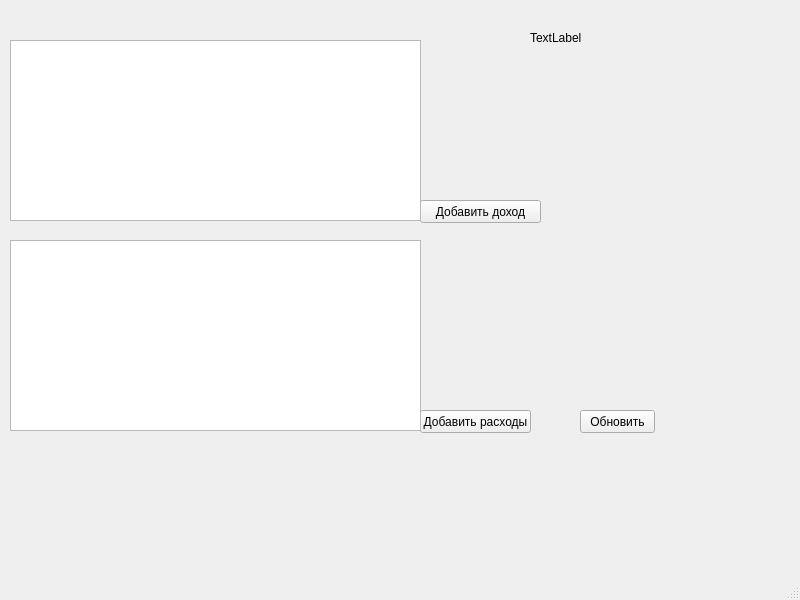
VSemikoz/manager, file mainwindow.ui: the form before one commit.
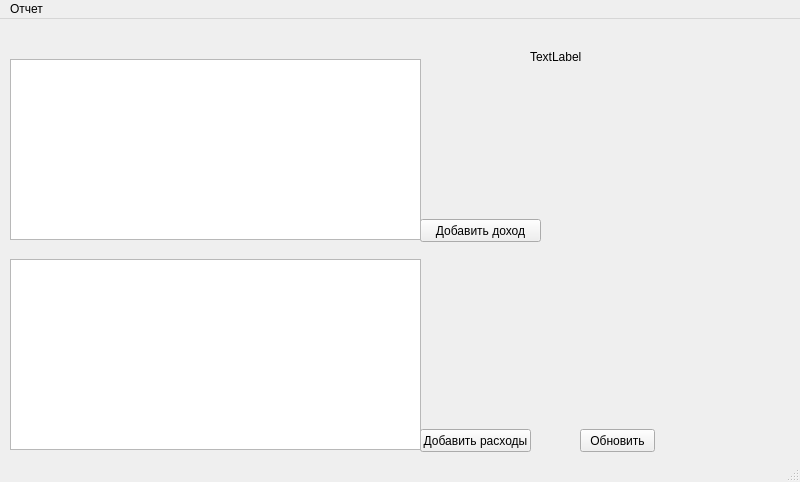
The form after the commit.

```diff
--- a/mainwindow.ui
+++ b/mainwindow.ui
@@ -7,7 +7,7 @@
     <x>0</x>
     <y>0</y>
     <width>800</width>
-    <height>600</height>
+    <height>482</height>
    </rect>
   </property>
   <property name="windowTitle">
@@ -96,6 +96,14 @@
      <height>21</height>
     </rect>
    </property>
+   <widget class="QMenu" name="menu">
+    <property name="title">
+     <string>Отчет</string>
+    </property>
+    <addaction name="action"/>
+    <addaction name="action_2"/>
+   </widget>
+   <addaction name="menu"/>
   </widget>
   <widget class="QStatusBar" name="statusbar"/>
  </widget>
```
Left out of the diff: 10 changed lines with no effect on the pictures.
